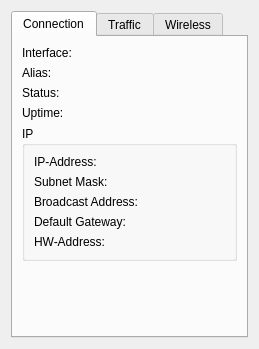
This is src/knemod/interfacestatusdlg.ui in KDE/knemo as Qt 5 draws it before an edit. The edited form follows.
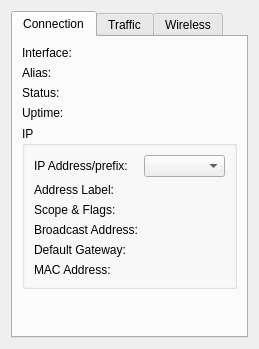
This is the edited form.

Patch:
```diff
--- a/src/knemod/interfacestatusdlg.ui
+++ b/src/knemod/interfacestatusdlg.ui
@@ -44,17 +44,7 @@
          </property>
          <layout class="QGridLayout" name="_2">
           <item row="0" column="1">
-           <widget class="QLabel" name="textLabelIP">
-            <property name="alignment">
-             <set>Qt::AlignRight|Qt::AlignTrailing|Qt::AlignVCenter</set>
-            </property>
-            <property name="wordWrap">
-             <bool>false</bool>
-            </property>
-            <property name="textInteractionFlags">
-             <set>Qt::LinksAccessibleByMouse|Qt::TextSelectableByKeyboard|Qt::TextSelectableByMouse</set>
-            </property>
-           </widget>
+           <widget class="QComboBox" name="comboBoxIP" />
           </item>
           <item row="1" column="1">
            <widget class="QLabel" name="textLabelSubnet">
@@ -70,7 +60,7 @@
            </widget>
           </item>
           <item row="2" column="1">
-           <widget class="QLabel" name="variableText1">
+           <widget class="QLabel" name="textLabelScope">
             <property name="alignment">
              <set>Qt::AlignRight|Qt::AlignTrailing|Qt::AlignVCenter</set>
             </property>
@@ -83,7 +73,7 @@
            </widget>
           </item>
           <item row="3" column="1">
-           <widget class="QLabel" name="variableText2">
+           <widget class="QLabel" name="variableText1">
             <property name="alignment">
              <set>Qt::AlignRight|Qt::AlignTrailing|Qt::AlignVCenter</set>
             </property>
@@ -96,6 +86,19 @@
            </widget>
           </item>
           <item row="4" column="1">
+           <widget class="QLabel" name="variableText2">
+            <property name="alignment">
+             <set>Qt::AlignRight|Qt::AlignTrailing|Qt::AlignVCenter</set>
+            </property>
+            <property name="wordWrap">
+             <bool>false</bool>
+            </property>
+            <property name="textInteractionFlags">
+             <set>Qt::LinksAccessibleByMouse|Qt::TextSelectableByKeyboard|Qt::TextSelectableByMouse</set>
+            </property>
+           </widget>
+          </item>
+          <item row="5" column="1">
            <widget class="QLabel" name="variableText3">
             <property name="alignment">
              <set>Qt::AlignRight|Qt::AlignTrailing|Qt::AlignVCenter</set>
@@ -111,7 +114,7 @@
           <item row="0" column="0">
            <widget class="QLabel" name="textLabel4_2">
             <property name="text">
-             <string>IP-Address:</string>
+             <string>IP Address/prefix:</string>
             </property>
             <property name="wordWrap">
              <bool>false</bool>
@@ -121,7 +124,7 @@
           <item row="1" column="0">
            <widget class="QLabel" name="textLabel5_2">
             <property name="text">
-             <string>Subnet Mask:</string>
+             <string>Address Label:</string>
             </property>
             <property name="wordWrap">
              <bool>false</bool>
@@ -129,6 +132,16 @@
            </widget>
           </item>
           <item row="2" column="0">
+           <widget class="QLabel" name="scopeLabel">
+            <property name="text">
+             <string>Scope &amp; Flags:</string>
+            </property>
+            <property name="wordWrap">
+             <bool>false</bool>
+            </property>
+           </widget>
+          </item>
+          <item row="3" column="0">
            <widget class="QLabel" name="variableLabel1">
             <property name="text">
              <string>Broadcast Address:</string>
@@ -138,7 +151,7 @@
             </property>
            </widget>
           </item>
-          <item row="3" column="0">
+          <item row="4" column="0">
            <widget class="QLabel" name="variableLabel2">
             <property name="text">
              <string>Default Gateway:</string>
@@ -148,10 +161,10 @@
             </property>
            </widget>
           </item>
-          <item row="4" column="0">
+          <item row="5" column="0">
            <widget class="QLabel" name="variableLabel3">
             <property name="text">
-             <string>HW-Address:</string>
+             <string>MAC Address:</string>
             </property>
             <property name="wordWrap">
              <bool>false</bool>
```
Left out of the diff: 4 changed lines with no effect on the pictures.
